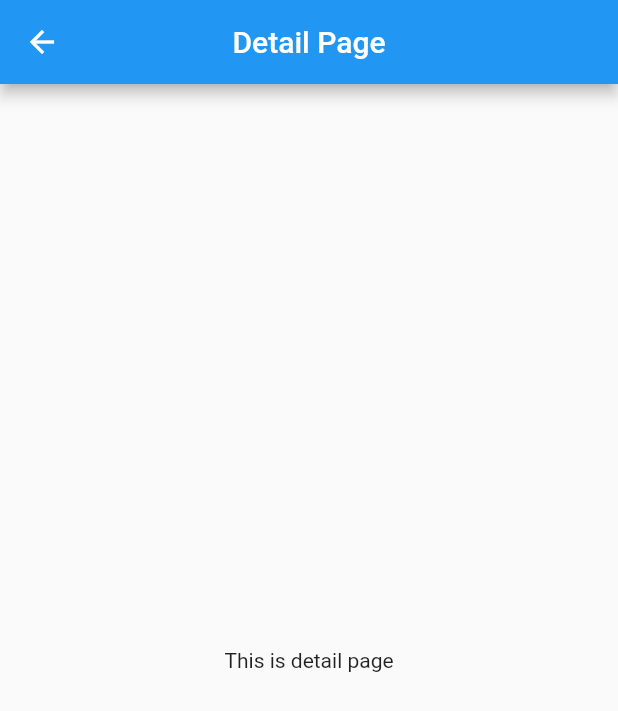
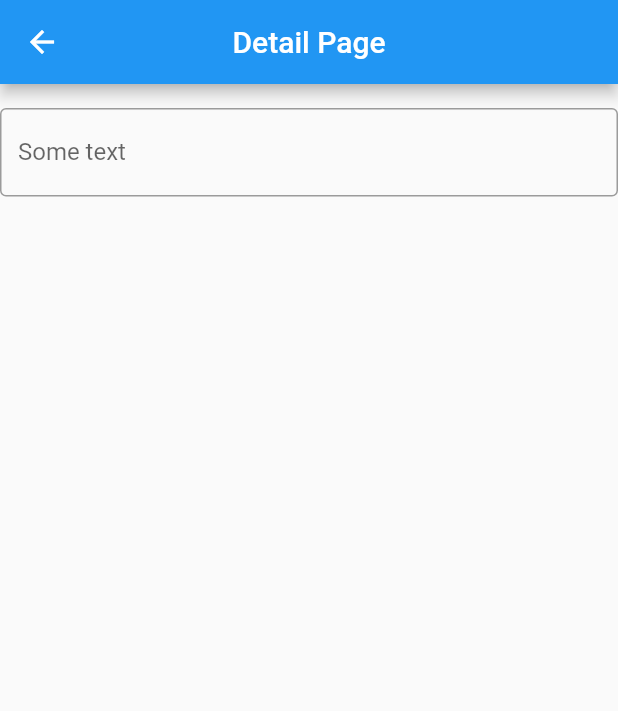
Before and after one commit to huaviet99/flutter-example, a Flutter app: the screen it shows after launch, after a tap on "A Title", on a phone screen of 412 x 824 dp. Shown: the top 711 px of the screen. Run offline on Flutter 3.47's test engine with Material 2 defaults, Android fonts, the phone set to English and light mode, and no system bars.

```diff
--- /dev/null
+++ b/flutter_example/lib/app_state.dart
@@ -0,0 +1,14 @@
+import 'package:flutter/cupertino.dart';
+
+class AppState with ChangeNotifier {
+  AppState();
+
+  String _someText = "";
+
+  void setText(String text) {
+    _someText = text;
+    notifyListeners();
+  }
+
+  String get getText => _someText;
+}
--- a/flutter_example/lib/main.dart
+++ b/flutter_example/lib/main.dart
@@ -1,10 +1,17 @@
+
 import 'package:flutter/material.dart';
+import 'package:flutterexample/app_state.dart';
 import 'package:flutterexample/pages/detail.dart';
 import 'package:flutterexample/pages/home.dart';
-import 'my_item.dart';
+import 'package:provider/provider.dart';
 
 void main() {
-  runApp(MyApp());
+  runApp(
+    ChangeNotifierProvider(
+      create: (context) => AppState(),
+      child: MyApp(),
+    )
+  );
 }
 
 class MyApp extends StatelessWidget {
--- a/flutter_example/lib/pages/detail.dart
+++ b/flutter_example/lib/pages/detail.dart
@@ -1,20 +1,58 @@
 import 'package:flutter/material.dart';
+import 'package:flutterexample/app_state.dart';
+import 'package:provider/provider.dart';
 
 class Detail extends StatelessWidget {
   @override
   Widget build(BuildContext context) {
     return Scaffold(
-      appBar: AppBar(
-        centerTitle: true,
-        title: Text(
-          'Detail Page'
+        appBar: AppBar(
+          centerTitle: true,
+          title: Text('Detail Page'),
         ),
-      ),
-      body: Center(
-        child: Text(
-          'This is detail page'
-        ),
+        body: Center(
+          child: Column(
+            mainAxisAlignment: MainAxisAlignment.start,
+            children: <Widget>[
+              DetailText(),
+              DetailTextField()
+            ],
+          ),
+        ));
+  }
+}
+
+class DetailText extends StatelessWidget {
+  @override
+  Widget build(BuildContext context) {
+    final appState = Provider.of<AppState>(context);
+
+    return Container(
+      child: Text(
+          appState.getText
       ),
     );
   }
 }
+
+class DetailTextField extends StatefulWidget {
+  @override
+  _DetailTextFieldState createState() => _DetailTextFieldState();
+}
+
+class _DetailTextFieldState extends State<DetailTextField> {
+  @override
+  Widget build(BuildContext context) {
+    final appState = Provider.of<AppState>(context);
+
+    return Container(
+      child: TextField(
+        decoration: InputDecoration(
+            labelText: 'Some text',
+            border: OutlineInputBorder()
+        ),
+        onChanged: (change) => appState.setText(change),
+      ),
+    );
+  }
+}
--- a/flutter_example/pubspec.yaml
+++ b/flutter_example/pubspec.yaml
@@ -23,6 +23,7 @@ environment:
 dependencies:
   flutter:
     sdk: flutter
+  provider: ^3.0.0
 
 
   # The following adds the Cupertino Icons font to your application.
```
Also changed, not shown: flutter_example/pubspec.lock.
